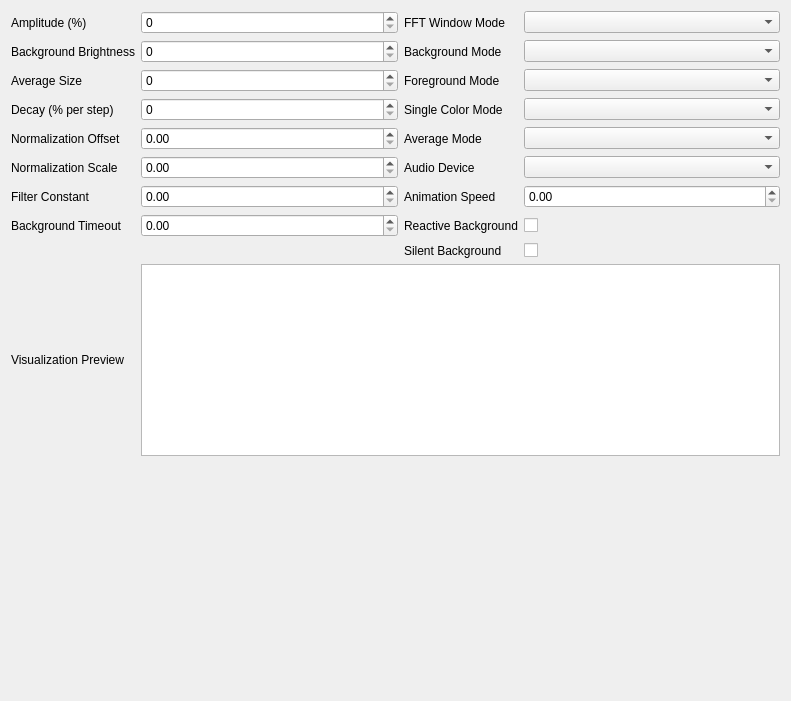
First picture: the form in Effects/AudioVisualizer/AudioVisualizer.ui, repository DLdota/OpenRGBEffectsPlugin, before the edit.
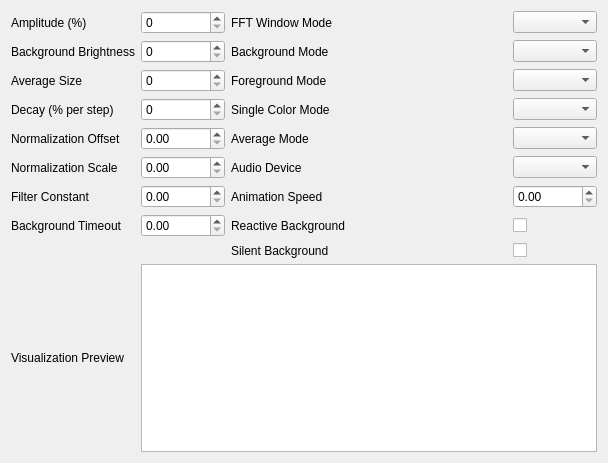
Second picture: the form after the edit.

Commit message: Add a spacer only if needed

What changed in the file:
```diff
--- a/Effects/AudioVisualizer/AudioVisualizer.ui
+++ b/Effects/AudioVisualizer/AudioVisualizer.ui
@@ -6,8 +6,8 @@
    <rect>
     <x>0</x>
     <y>0</y>
-    <width>791</width>
-    <height>701</height>
+    <width>608</width>
+    <height>463</height>
    </rect>
   </property>
   <property name="sizePolicy">
@@ -22,41 +22,63 @@
     <height>0</height>
    </size>
   </property>
-  <layout class="QGridLayout" name="gridLayout" columnstretch="0,1,0,1">
-   <item row="4" column="3">
-    <widget class="QComboBox" name="comboBox_Background_Mode">
+  <layout class="QGridLayout" name="gridLayout" columnstretch="0,0,0,0">
+   <item row="5" column="3">
+    <widget class="QComboBox" name="comboBox_Foreground_Mode">
      <property name="sizeAdjustPolicy">
       <enum>QComboBox::AdjustToContents</enum>
      </property>
     </widget>
    </item>
-   <item row="10" column="2">
-    <widget class="QLabel" name="label_Reactive_Background">
+   <item row="12" column="1" colspan="3">
+    <widget class="QGraphicsView" name="graphicsView_Visualization_Preview">
      <property name="sizePolicy">
-      <sizepolicy hsizetype="Expanding" vsizetype="Preferred">
+      <sizepolicy hsizetype="Preferred" vsizetype="Preferred">
        <horstretch>0</horstretch>
        <verstretch>0</verstretch>
       </sizepolicy>
+     </property>
+     <property name="verticalScrollBarPolicy">
+      <enum>Qt::ScrollBarAlwaysOff</enum>
+     </property>
+     <property name="horizontalScrollBarPolicy">
+      <enum>Qt::ScrollBarAlwaysOff</enum>
+     </property>
+     <property name="interactive">
+      <bool>false</bool>
+     </property>
+    </widget>
+   </item>
+   <item row="6" column="1">
+    <widget class="QSpinBox" name="spinBox_Decay">
+     <property name="maximum">
+      <number>100</number>
+     </property>
+    </widget>
+   </item>
+   <item row="5" column="1">
+    <widget class="QSpinBox" name="spinBox_Average_Size">
+     <property name="maximum">
+      <number>100</number>
+     </property>
+    </widget>
+   </item>
+   <item row="5" column="0">
+    <widget class="QLabel" name="label_Average_Size">
+     <property name="sizePolicy">
+      <sizepolicy hsizetype="Fixed" vsizetype="Preferred">
+       <horstretch>0</horstretch>
+       <verstretch>0</verstretch>
+      </sizepolicy>
+     </property>
+     <property name="minimumSize">
+      <size>
+       <width>110</width>
+       <height>0</height>
+      </size>
      </property>
      <property name="text">
-      <string>Reactive Background</string>
-     </property>
-    </widget>
-   </item>
-   <item row="3" column="3">
-    <widget class="QComboBox" name="comboBox_FFT_Window_Mode">
-     <property name="sizeAdjustPolicy">
-      <enum>QComboBox::AdjustToContents</enum>
-     </property>
-    </widget>
-   </item>
-   <item row="8" column="1">
-    <widget class="QDoubleSpinBox" name="doubleSpinBox_Normalization_Scale">
-     <property name="maximum">
-      <double>1.000000000000000</double>
-     </property>
-     <property name="singleStep">
-      <double>0.010000000000000</double>
+      <string>Average Size</string>
      </property>
     </widget>
    </item>
@@ -79,35 +101,10 @@
      </property>
     </widget>
    </item>
-   <item row="11" column="2">
-    <widget class="QLabel" name="label_Silent_Background">
-     <property name="sizePolicy">
-      <sizepolicy hsizetype="Expanding" vsizetype="Preferred">
-       <horstretch>0</horstretch>
-       <verstretch>0</verstretch>
-      </sizepolicy>
-     </property>
+   <item row="10" column="3">
+    <widget class="QCheckBox" name="checkBox_Reactive_Background">
      <property name="text">
-      <string>Silent Background</string>
-     </property>
-    </widget>
-   </item>
-   <item row="9" column="2">
-    <widget class="QLabel" name="label_Animation_Speed">
-     <property name="sizePolicy">
-      <sizepolicy hsizetype="Fixed" vsizetype="Preferred">
-       <horstretch>0</horstretch>
-       <verstretch>0</verstretch>
-      </sizepolicy>
-     </property>
-     <property name="minimumSize">
-      <size>
-       <width>90</width>
-       <height>0</height>
-      </size>
-     </property>
-     <property name="text">
-      <string>Animation Speed</string>
+      <string/>
      </property>
     </widget>
    </item>
@@ -118,6 +115,45 @@
      </property>
     </widget>
    </item>
+   <item row="10" column="2">
+    <widget class="QLabel" name="label_Reactive_Background">
+     <property name="sizePolicy">
+      <sizepolicy hsizetype="Expanding" vsizetype="Preferred">
+       <horstretch>0</horstretch>
+       <verstretch>0</verstretch>
+      </sizepolicy>
+     </property>
+     <property name="text">
+      <string>Reactive Background</string>
+     </property>
+    </widget>
+   </item>
+   <item row="4" column="1">
+    <widget class="QSpinBox" name="spinBox_Background_Brightness">
+     <property name="maximum">
+      <number>100</number>
+     </property>
+    </widget>
+   </item>
+   <item row="8" column="2">
+    <widget class="QLabel" name="label_Audio_Device">
+     <property name="sizePolicy">
+      <sizepolicy hsizetype="Fixed" vsizetype="Preferred">
+       <horstretch>0</horstretch>
+       <verstretch>0</verstretch>
+      </sizepolicy>
+     </property>
+     <property name="minimumSize">
+      <size>
+       <width>90</width>
+       <height>0</height>
+      </size>
+     </property>
+     <property name="text">
+      <string>Audio Device</string>
+     </property>
+    </widget>
+   </item>
    <item row="6" column="2">
     <widget class="QLabel" name="label_Single_Color_Mode">
      <property name="sizePolicy">
@@ -137,6 +173,16 @@
      </property>
     </widget>
    </item>
+   <item row="7" column="1">
+    <widget class="QDoubleSpinBox" name="doubleSpinBox_Normalization_Offset">
+     <property name="maximum">
+      <double>1.000000000000000</double>
+     </property>
+     <property name="singleStep">
+      <double>0.010000000000000</double>
+     </property>
+    </widget>
+   </item>
    <item row="3" column="2">
     <widget class="QLabel" name="label_FFT_Window_Mode">
      <property name="sizePolicy">
@@ -156,13 +202,22 @@
      </property>
     </widget>
    </item>
-   <item row="7" column="1">
-    <widget class="QDoubleSpinBox" name="doubleSpinBox_Normalization_Offset">
-     <property name="maximum">
-      <double>1.000000000000000</double>
+   <item row="7" column="2">
+    <widget class="QLabel" name="label_Average_Mode">
+     <property name="sizePolicy">
+      <sizepolicy hsizetype="Fixed" vsizetype="Preferred">
+       <horstretch>0</horstretch>
+       <verstretch>0</verstretch>
+      </sizepolicy>
      </property>
-     <property name="singleStep">
-      <double>0.010000000000000</double>
+     <property name="minimumSize">
+      <size>
+       <width>90</width>
+       <height>0</height>
+      </size>
+     </property>
+     <property name="text">
+      <string>Average Mode</string>
      </property>
     </widget>
    </item>
@@ -173,8 +228,8 @@
      </property>
     </widget>
    </item>
-   <item row="6" column="0">
-    <widget class="QLabel" name="label_Decay">
+   <item row="4" column="2">
+    <widget class="QLabel" name="label_Background_Mode">
      <property name="sizePolicy">
       <sizepolicy hsizetype="Fixed" vsizetype="Preferred">
        <horstretch>0</horstretch>
@@ -183,77 +238,12 @@
      </property>
      <property name="minimumSize">
       <size>
-       <width>110</width>
+       <width>90</width>
        <height>0</height>
       </size>
      </property>
      <property name="text">
-      <string>Decay (% per step)</string>
-     </property>
-    </widget>
-   </item>
-   <item row="9" column="1">
-    <widget class="QDoubleSpinBox" name="doubleSpinBox_Filter_Constant">
-     <property name="maximum">
-      <double>100.000000000000000</double>
-     </property>
-    </widget>
-   </item>
-   <item row="5" column="0">
-    <widget class="QLabel" name="label_Average_Size">
-     <property name="sizePolicy">
-      <sizepolicy hsizetype="Fixed" vsizetype="Preferred">
-       <horstretch>0</horstretch>
-       <verstretch>0</verstretch>
-      </sizepolicy>
-     </property>
-     <property name="minimumSize">
-      <size>
-       <width>110</width>
-       <height>0</height>
-      </size>
-     </property>
-     <property name="text">
-      <string>Average Size</string>
-     </property>
-    </widget>
-   </item>
-   <item row="5" column="1">
-    <widget class="QSpinBox" name="spinBox_Average_Size">
-     <property name="maximum">
-      <number>100</number>
-     </property>
-    </widget>
-   </item>
-   <item row="12" column="0">
-    <widget class="QLabel" name="label_Visualization_Preview">
-     <property name="sizePolicy">
-      <sizepolicy hsizetype="Fixed" vsizetype="Preferred">
-       <horstretch>0</horstretch>
-       <verstretch>0</verstretch>
-      </sizepolicy>
-     </property>
-     <property name="text">
-      <string>Visualization Preview</string>
-     </property>
-    </widget>
-   </item>
-   <item row="7" column="0">
-    <widget class="QLabel" name="label_Normalization_Offset">
-     <property name="sizePolicy">
-      <sizepolicy hsizetype="Fixed" vsizetype="Preferred">
-       <horstretch>0</horstretch>
-       <verstretch>0</verstretch>
-      </sizepolicy>
-     </property>
-     <property name="minimumSize">
-      <size>
-       <width>110</width>
-       <height>0</height>
-      </size>
-     </property>
-     <property name="text">
-      <string>Normalization Offset</string>
+      <string>Background Mode</string>
      </property>
     </widget>
    </item>
@@ -270,10 +260,90 @@
      </property>
     </widget>
    </item>
-   <item row="10" column="1">
-    <widget class="QDoubleSpinBox" name="doubleSpinBox_Background_Timeout">
+   <item row="4" column="0">
+    <widget class="QLabel" name="label_Background_Brightness">
+     <property name="sizePolicy">
+      <sizepolicy hsizetype="Fixed" vsizetype="Preferred">
+       <horstretch>0</horstretch>
+       <verstretch>0</verstretch>
+      </sizepolicy>
+     </property>
+     <property name="minimumSize">
+      <size>
+       <width>110</width>
+       <height>0</height>
+      </size>
+     </property>
+     <property name="text">
+      <string>Background Brightness</string>
+     </property>
+    </widget>
+   </item>
+   <item row="10" column="0">
+    <widget class="QLabel" name="label_Background_Timeout">
+     <property name="sizePolicy">
+      <sizepolicy hsizetype="Fixed" vsizetype="Preferred">
+       <horstretch>0</horstretch>
+       <verstretch>0</verstretch>
+      </sizepolicy>
+     </property>
+     <property name="minimumSize">
+      <size>
+       <width>110</width>
+       <height>0</height>
+      </size>
+     </property>
+     <property name="text">
+      <string>Background Timeout</string>
+     </property>
+    </widget>
+   </item>
+   <item row="5" column="2">
+    <widget class="QLabel" name="label_Foreground_Mode">
+     <property name="sizePolicy">
+      <sizepolicy hsizetype="Fixed" vsizetype="Preferred">
+       <horstretch>0</horstretch>
+       <verstretch>0</verstretch>
+      </sizepolicy>
+     </property>
+     <property name="minimumSize">
+      <size>
+       <width>90</width>
+       <height>0</height>
+      </size>
+     </property>
+     <property name="text">
+      <string>Foreground Mode</string>
+     </property>
+    </widget>
+   </item>
+   <item row="4" column="3">
+    <widget class="QComboBox" name="comboBox_Background_Mode">
+     <property name="sizeAdjustPolicy">
+      <enum>QComboBox::AdjustToContents</enum>
+     </property>
+    </widget>
+   </item>
+   <item row="12" column="0">
+    <widget class="QLabel" name="label_Visualization_Preview">
+     <property name="sizePolicy">
+      <sizepolicy hsizetype="Fixed" vsizetype="Preferred">
+       <horstretch>0</horstretch>
+       <verstretch>0</verstretch>
+      </sizepolicy>
+     </property>
+     <property name="text">
+      <string>Visualization Preview</string>
+     </property>
+    </widget>
+   </item>
+   <item row="8" column="1">
+    <widget class="QDoubleSpinBox" name="doubleSpinBox_Normalization_Scale">
      <property name="maximum">
-      <double>120000000000.000000000000000</double>
+      <double>1.000000000000000</double>
+     </property>
+     <property name="singleStep">
+      <double>0.010000000000000</double>
      </property>
     </widget>
    </item>
@@ -296,35 +366,9 @@
      </property>
     </widget>
    </item>
-   <item row="4" column="1">
-    <widget class="QSpinBox" name="spinBox_Background_Brightness">
-     <property name="maximum">
-      <number>100</number>
-     </property>
-    </widget>
-   </item>
-   <item row="12" column="1" colspan="3">
-    <widget class="QGraphicsView" name="graphicsView_Visualization_Preview">
+   <item row="9" column="2">
+    <widget class="QLabel" name="label_Animation_Speed">
      <property name="sizePolicy">
-      <sizepolicy hsizetype="Preferred" vsizetype="Preferred">
-       <horstretch>0</horstretch>
-       <verstretch>0</verstretch>
-      </sizepolicy>
-     </property>
-     <property name="verticalScrollBarPolicy">
-      <enum>Qt::ScrollBarAlwaysOff</enum>
-     </property>
-     <property name="horizontalScrollBarPolicy">
-      <enum>Qt::ScrollBarAlwaysOff</enum>
-     </property>
-     <property name="interactive">
-      <bool>false</bool>
-     </property>
-    </widget>
-   </item>
-   <item row="8" column="2">
-    <widget class="QLabel" name="label_Audio_Device">
-     <property name="sizePolicy">
       <sizepolicy hsizetype="Fixed" vsizetype="Preferred">
        <horstretch>0</horstretch>
        <verstretch>0</verstretch>
@@ -337,26 +381,48 @@
       </size>
      </property>
      <property name="text">
-      <string>Audio Device</string>
+      <string>Animation Speed</string>
      </property>
     </widget>
    </item>
-   <item row="4" column="2">
-    <widget class="QLabel" name="label_Background_Mode">
+   <item row="9" column="1">
+    <widget class="QDoubleSpinBox" name="doubleSpinBox_Filter_Constant">
+     <property name="maximum">
+      <double>100.000000000000000</double>
+     </property>
+    </widget>
+   </item>
+   <item row="3" column="3">
+    <widget class="QComboBox" name="comboBox_FFT_Window_Mode">
+     <property name="sizeAdjustPolicy">
+      <enum>QComboBox::AdjustToContents</enum>
+     </property>
+    </widget>
+   </item>
+   <item row="10" column="1">
+    <widget class="QDoubleSpinBox" name="doubleSpinBox_Background_Timeout">
+     <property name="maximum">
+      <double>120000000000.000000000000000</double>
+     </property>
+    </widget>
+   </item>
+   <item row="6" column="3">
+    <widget class="QComboBox" name="comboBox_Single_Color_Mode">
+     <property name="sizeAdjustPolicy">
+      <enum>QComboBox::AdjustToContents</enum>
+     </property>
+    </widget>
+   </item>
+   <item row="11" column="2">
+    <widget class="QLabel" name="label_Silent_Background">
      <property name="sizePolicy">
-      <sizepolicy hsizetype="Fixed" vsizetype="Preferred">
+      <sizepolicy hsizetype="Expanding" vsizetype="Preferred">
        <horstretch>0</horstretch>
        <verstretch>0</verstretch>
       </sizepolicy>
      </property>
-     <property name="minimumSize">
-      <size>
-       <width>90</width>
-       <height>0</height>
-      </size>
-     </property>
      <property name="text">
-      <string>Background Mode</string>
+      <string>Silent Background</string>
      </property>
     </widget>
    </item>
@@ -379,39 +445,6 @@
      </property>
     </widget>
    </item>
-   <item row="10" column="0">
-    <widget class="QLabel" name="label_Background_Timeout">
-     <property name="sizePolicy">
-      <sizepolicy hsizetype="Fixed" vsizetype="Preferred">
-       <horstretch>0</horstretch>
-       <verstretch>0</verstretch>
-      </sizepolicy>
-     </property>
-     <property name="minimumSize">
-      <size>
-       <width>110</width>
-       <height>0</height>
-      </size>
-     </property>
-     <property name="text">
-      <string>Background Timeout</string>
-     </property>
-    </widget>
-   </item>
-   <item row="5" column="3">
-    <widget class="QComboBox" name="comboBox_Foreground_Mode">
-     <property name="sizeAdjustPolicy">
-      <enum>QComboBox::AdjustToContents</enum>
-     </property>
-    </widget>
-   </item>
-   <item row="6" column="1">
-    <widget class="QSpinBox" name="spinBox_Decay">
-     <property name="maximum">
-      <number>100</number>
-     </property>
-    </widget>
-   </item>
    <item row="7" column="3">
     <widget class="QComboBox" name="comboBox_Average_Mode">
      <property name="sizeAdjustPolicy">
@@ -419,25 +452,6 @@
      </property>
     </widget>
    </item>
-   <item row="7" column="2">
-    <widget class="QLabel" name="label_Average_Mode">
-     <property name="sizePolicy">
-      <sizepolicy hsizetype="Fixed" vsizetype="Preferred">
-       <horstretch>0</horstretch>
-       <verstretch>0</verstretch>
-      </sizepolicy>
-     </property>
-     <property name="minimumSize">
-      <size>
-       <width>90</width>
-       <height>0</height>
-      </size>
-     </property>
-     <property name="text">
-      <string>Average Mode</string>
-     </property>
-    </widget>
-   </item>
    <item row="8" column="3">
     <widget class="QComboBox" name="comboBox_Audio_Device">
      <property name="sizePolicy">
@@ -451,8 +465,8 @@
      </property>
     </widget>
    </item>
-   <item row="5" column="2">
-    <widget class="QLabel" name="label_Foreground_Mode">
+   <item row="7" column="0">
+    <widget class="QLabel" name="label_Normalization_Offset">
      <property name="sizePolicy">
       <sizepolicy hsizetype="Fixed" vsizetype="Preferred">
        <horstretch>0</horstretch>
@@ -461,31 +475,17 @@
      </property>
      <property name="minimumSize">
       <size>
-       <width>90</width>
+       <width>110</width>
        <height>0</height>
       </size>
      </property>
      <property name="text">
-      <string>Foreground Mode</string>
+      <string>Normalization Offset</string>
      </property>
     </widget>
    </item>
-   <item row="6" column="3">
-    <widget class="QComboBox" name="comboBox_Single_Color_Mode">
-     <property name="sizeAdjustPolicy">
-      <enum>QComboBox::AdjustToContents</enum>
-     </property>
-    </widget>
-   </item>
-   <item row="10" column="3">
-    <widget class="QCheckBox" name="checkBox_Reactive_Background">
-     <property name="text">
-      <string/>
-     </property>
-    </widget>
-   </item>
-   <item row="4" column="0">
-    <widget class="QLabel" name="label_Background_Brightness">
+   <item row="6" column="0">
+    <widget class="QLabel" name="label_Decay">
      <property name="sizePolicy">
       <sizepolicy hsizetype="Fixed" vsizetype="Preferred">
        <horstretch>0</horstretch>
@@ -499,23 +499,10 @@
       </size>
      </property>
      <property name="text">
-      <string>Background Brightness</string>
+      <string>Decay (% per step)</string>
      </property>
     </widget>
    </item>
-   <item row="13" column="0" colspan="4">
-    <spacer name="verticalSpacer">
-     <property name="orientation">
-      <enum>Qt::Vertical</enum>
-     </property>
-     <property name="sizeHint" stdset="0">
-      <size>
-       <width>20</width>
-       <height>40</height>
-      </size>
-     </property>
-    </spacer>
-   </item>
   </layout>
  </widget>
  <resources/>
```
The commit also changes 34 other files.
